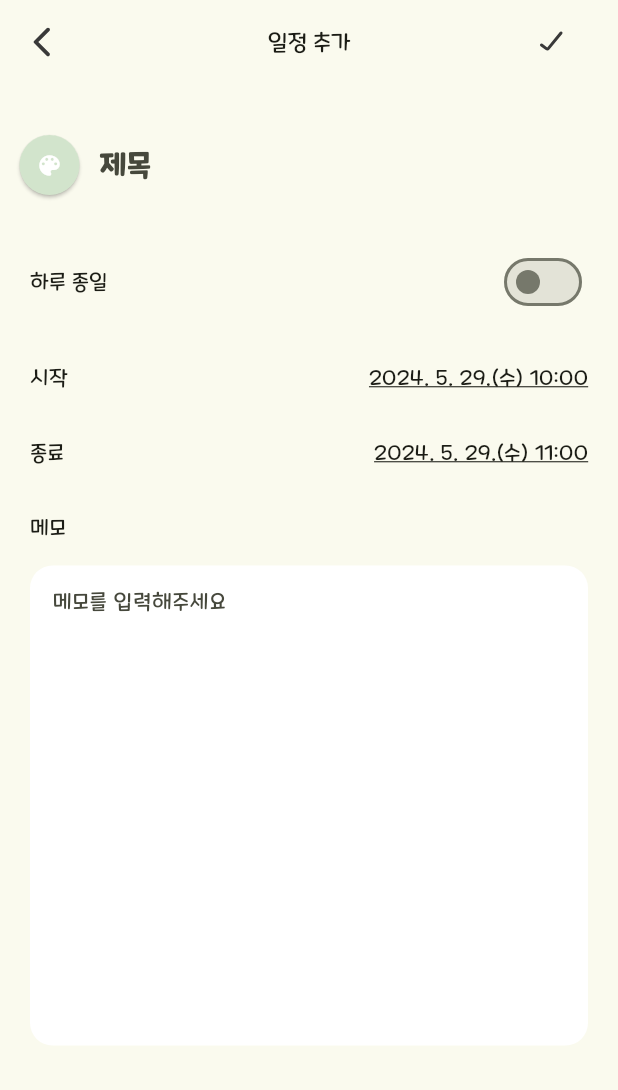
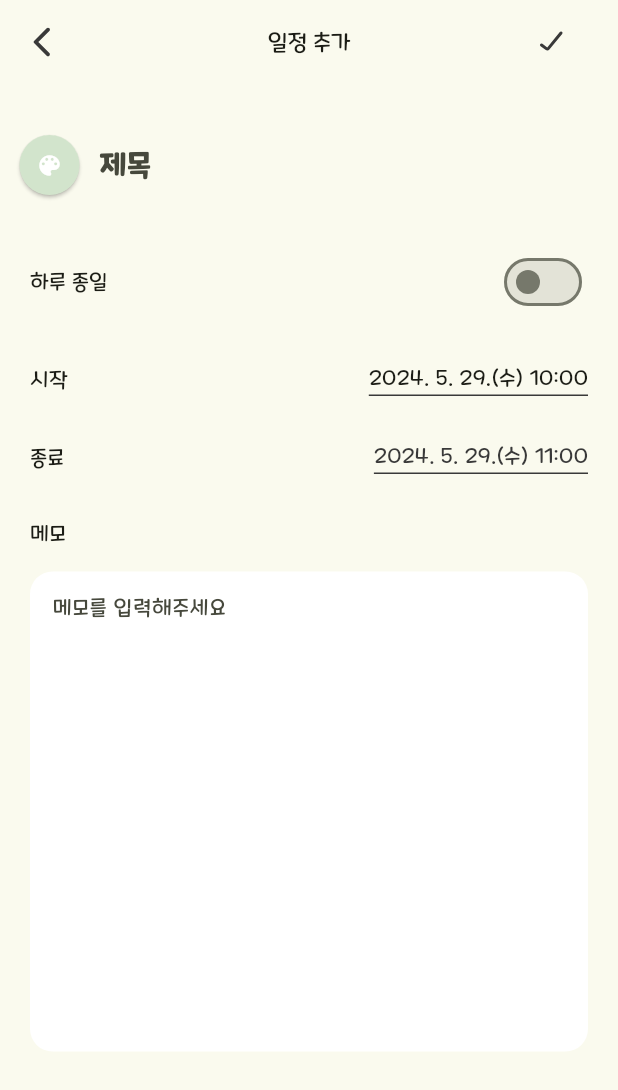
Before and after one commit to APP-Android2/FinalProject-woo_yeon_hi, a Flutter app: the CalendarAddScreen screen opened directly, on a phone screen of 412 x 824 dp. Shown: the top 1090 px of the screen. Run offline on Flutter 3.47's test engine with Material 3 defaults, Android fonts, the phone set to English and light mode, and no system bars; our stand-ins replace flutter_datetime_picker_plus, flutter_svg, table_calendar; statements that could not run were skipped.

Commit message:
:lipstick: Fix 날짜 밑줄 수정 날짜의 밑줄 피그마 기획 화면처럼 수정 종료일이 시작일 이후인가 참거짓에 따라 분기 #6

```diff
--- a/lib/screen/calendar_add_screen.dart
+++ b/lib/screen/calendar_add_screen.dart
@@ -3,7 +3,6 @@ import 'package:flutter/material.dart';
 import 'package:flutter/widgets.dart';
 import 'package:flutter_svg/svg.dart';
 import 'package:woo_yeon_hi/style/color.dart';
-import 'package:woo_yeon_hi/style/font.dart';
 import 'package:woo_yeon_hi/widget/calendar_color_picker.dart';
 import 'package:woo_yeon_hi/widget/calendar_switch.dart';
 import 'package:woo_yeon_hi/widget/calendar_term_finish.dart';
@@ -28,7 +27,9 @@ class _CalendarAddScreenState extends State<CalendarAddScreen> {
   // 종료일 날짜  +1 hour
   DateTime termFinish = DateTime.now().add(Duration(hours: 1)).subtract(Duration(minutes: DateTime.now().minute));
   // 종료일 텍스트
-  TextDecoration finishTextDecoration = TextDecoration.underline;
+  TextDecoration finishTextDecoration = TextDecoration.none;
+  // 종료일 체크 참거짓
+  bool checkTerm = true;
 
   // 색 업데이트 함수
   void updateColor(Color color){
@@ -55,11 +56,13 @@ class _CalendarAddScreenState extends State<CalendarAddScreen> {
 
   // 종료일 상태 업데이트
   void updateFinishDecoration() {
-    // 종료일이 시작일보다 앞서있다면
+    // 종료일이 시작일보다 먼저라면
     if (termFinish.isBefore(termStart)) {
+      checkTerm = false;
       finishTextDecoration = TextDecoration.lineThrough;
     } else {
-      finishTextDecoration = TextDecoration.underline;
+      checkTerm = true;
+      finishTextDecoration = TextDecoration.none;
     }
   }
 
@@ -244,6 +247,7 @@ class _CalendarAddScreenState extends State<CalendarAddScreen> {
                           onDateChanged: onTermFinishChanged,
                           textDecoration: finishTextDecoration,
                           initialDate: termFinish,
+                          checkTerm: checkTerm,
                         ),
                       ],
                     ),
--- a/lib/widget/calendar_term_finish.dart
+++ b/lib/widget/calendar_term_finish.dart
@@ -2,17 +2,20 @@ import 'package:flutter/material.dart';
 import 'package:flutter_datetime_picker_plus/flutter_datetime_picker_plus.dart';
 import 'package:intl/intl.dart';
 
+import '../style/color.dart';
 import '../style/font.dart';
 
 class CalendarTermFinish extends StatefulWidget {
   final Function(DateTime) onDateChanged;
   final TextDecoration textDecoration;
   final DateTime initialDate; // 초기 날짜
+  final bool checkTerm;
 
   const CalendarTermFinish({
     required this.onDateChanged,
     required this.textDecoration,
     required this.initialDate,
+    required this.checkTerm,
     super.key
   });
 
@@ -51,15 +54,34 @@ class _CalendarTermFinishState extends State<CalendarTermFinish> {
           locale: LocaleType.ko,
         );
       },
-      child: Text(
-        "${selectedDateTime.year}. "
-        "${selectedDateTime.month}. "
-        "${selectedDateTime.day}."
-        "(${DateFormat('E', 'ko_KR').format(selectedDateTime)}) "
-        "${selectedDateTime.hour}:${selectedDateTime.minute.toString().padLeft(2, '0')}",
+      child: widget.checkTerm
+      ? Container(
+        padding: EdgeInsets.only(bottom: 1),
+        decoration: BoxDecoration(
+          border: Border(
+            bottom: BorderSide(
+              color: ColorFamily.black,
+              width: 1
+            )
+          )
+        ),
+        child: Text(
+          "${DateFormat('yyyy. M. dd.(E) HH:mm', 'ko_KR').format(selectedDateTime)}",
+          style: TextStyle(
+            fontSize: 14,
+            fontFamily: FontFamily.mapleStoryLight,
+            color: ColorFamily.black,
+            // 부모 위젯
+            decoration: widget.textDecoration,
+          ),
+        ),
+      )
+      : Text(
+        "${DateFormat('yyyy. M. dd.(E) HH:mm', 'ko_KR').format(selectedDateTime)}",
         style: TextStyle(
           fontSize: 14,
           fontFamily: FontFamily.mapleStoryLight,
+          color: ColorFamily.black,
           // 부모 위젯
           decoration: widget.textDecoration,
         ),
--- a/lib/widget/calendar_term_start.dart
+++ b/lib/widget/calendar_term_start.dart
@@ -1,6 +1,8 @@
 import 'package:flutter/material.dart';
 import 'package:flutter_datetime_picker_plus/flutter_datetime_picker_plus.dart';
 import 'package:intl/intl.dart';
+import 'package:woo_yeon_hi/style/color.dart';
+import 'package:woo_yeon_hi/style/text_style.dart';
 
 import '../style/font.dart';
 
@@ -49,16 +51,19 @@ class _CalendarTermStartState extends State<CalendarTermStart> {
           locale: LocaleType.ko,
         );
       },
-      child: Text(
-        "${selectedDateTime.year}. "
-        "${selectedDateTime.month}. "
-        "${selectedDateTime.day}."
-        "(${DateFormat('E', 'ko_KR').format(selectedDateTime)}) "
-        "${selectedDateTime.hour}:${selectedDateTime.minute.toString().padLeft(2, '0')}",
-        style: TextStyle(
-          fontSize: 14,
-          fontFamily: FontFamily.mapleStoryLight,
-          decoration: TextDecoration.underline,
+      child: Container(
+        padding: EdgeInsets.only(bottom: 1),
+        decoration: BoxDecoration(
+          border: Border(
+            bottom: BorderSide(
+              color: ColorFamily.black,
+              width: 1
+            )
+          )
+        ),
+        child: Text(
+          "${DateFormat('yyyy. M. dd.(E) HH:mm', 'ko_KR').format(selectedDateTime)}",
+          style: TextStyleFamily.normalTextStyle,
         ),
       ),
     );
```
